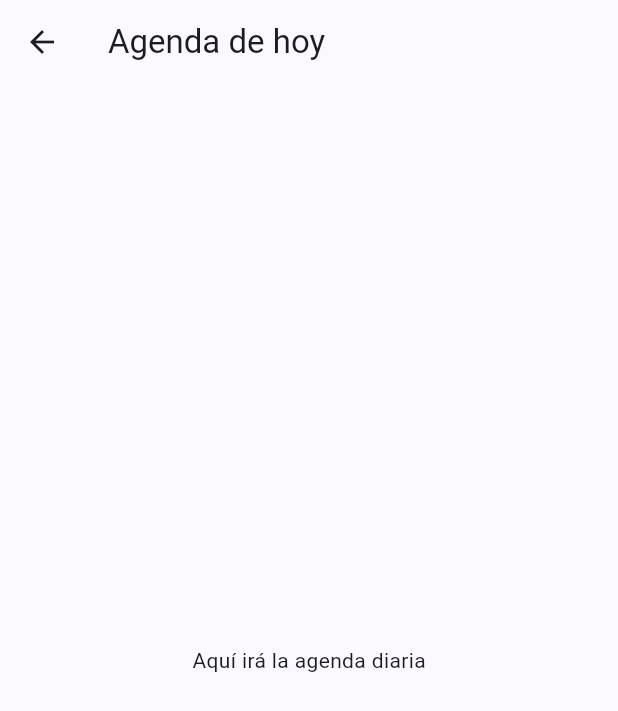
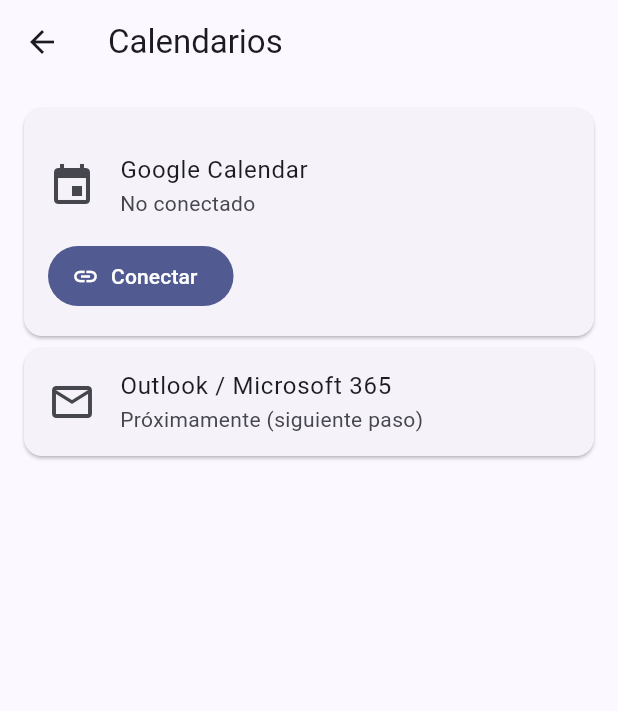
Before and after one commit to Gmoisesq26/agenda_de_voz, a Flutter app: the CalendariosScreen screen opened directly, on a phone screen of 412 x 824 dp. Shown: the top 711 px of the screen. Run offline on Flutter 3.47's test engine with Material 3 defaults, Android fonts, the phone set to English and light mode, and no system bars; our stand-ins replace flutter_tts, google_sign_in, shared_preferences; accounts and stored records are empty.

Commit message:
feat(Fase 4A): Google Calendar

```diff
--- a/lib/main.dart
+++ b/lib/main.dart
@@ -4,12 +4,14 @@ import 'package:intl/date_symbol_data_local.dart';
 import 'controllers/agenda_controller.dart';
 import 'widgets/home_shell.dart';
 import 'controllers/voz_controller.dart';
+import 'services/google_calendar_service.dart';
 
 Future<void> main() async {
   WidgetsFlutterBinding.ensureInitialized();
   await initializeDateFormatting('es_MX');
   await agenda.cargar();
   await voz.init();
+  await googleCalendar.restaurarSesion();
   runApp(const AgendaDeVozApp());
 }
 
--- a/lib/screens/actividades_screen.dart
+++ b/lib/screens/actividades_screen.dart
@@ -46,7 +46,9 @@ class ActividadesScreen extends StatelessWidget {
         final e = eventos[i];
         return Dismissible(
           key: ValueKey(e.id),
-          direction: DismissDirection.endToStart,
+          direction: e.origen == OrigenCalendario.local
+              ? DismissDirection.endToStart
+              : DismissDirection.none,
           background: Container(
             color: Colors.red,
             alignment: Alignment.centerRight,
--- a/lib/screens/calendarios_screen.dart
+++ b/lib/screens/calendarios_screen.dart
@@ -1,13 +1,123 @@
 import 'package:flutter/material.dart';
 
-class CalendariosScreen extends StatelessWidget {
+import '../controllers/agenda_controller.dart';
+import '../models/evento.dart';
+import '../services/google_calendar_service.dart';
+
+class CalendariosScreen extends StatefulWidget {
   const CalendariosScreen({super.key});
 
   @override
+  State<CalendariosScreen> createState() => _CalendariosScreenState();
+}
+
+class _CalendariosScreenState extends State<CalendariosScreen> {
+  bool _cargando = false;
+
+  void _mensaje(String texto) {
+    ScaffoldMessenger.of(context).showSnackBar(SnackBar(content: Text(texto)));
+  }
+
+  Future<void> _ejecutar(Future<void> Function() accion, String exito) async {
+    setState(() => _cargando = true);
+    try {
+      await accion();
+      if (mounted) _mensaje(exito);
+    } catch (e) {
+      if (mounted) _mensaje('Error: $e');
+    } finally {
+      if (mounted) setState(() => _cargando = false);
+    }
+  }
+
+  Future<void> _sincronizarGoogle() async {
+    final ahora = DateTime.now();
+    final inicio = DateTime(ahora.year, ahora.month, ahora.day);
+    final eventos = await googleCalendar.obtenerEventos(
+      inicio,
+      inicio.add(const Duration(days: 30)),
+    );
+    await agenda.reemplazarEventosDe(OrigenCalendario.google, eventos);
+  }
+
+  @override
   Widget build(BuildContext context) {
+    final conectado = googleCalendar.conectado;
+
     return Scaffold(
-      appBar: AppBar(title: const Text('Agenda de hoy')),
-      body: const Center(child: Text('Aquí irá la agenda diaria')),
+      appBar: AppBar(title: const Text('Calendarios')),
+      body: ListView(
+        padding: const EdgeInsets.all(12),
+        children: [
+          if (_cargando) const LinearProgressIndicator(),
+          Card(
+            child: Padding(
+              padding: const EdgeInsets.all(16),
+              child: Column(
+                crossAxisAlignment: CrossAxisAlignment.start,
+                children: [
+                  ListTile(
+                    contentPadding: EdgeInsets.zero,
+                    leading: const Icon(Icons.event, size: 32),
+                    title: const Text('Google Calendar'),
+                    subtitle: Text(
+                      conectado
+                          ? 'Conectado: ${googleCalendar.correo}'
+                          : 'No conectado',
+                    ),
+                  ),
+                  if (!conectado)
+                    FilledButton.icon(
+                      onPressed: _cargando
+                          ? null
+                          : () => _ejecutar(() async {
+                              await googleCalendar.conectar();
+                              await _sincronizarGoogle();
+                            }, 'Google Calendar conectado'),
+                      icon: const Icon(Icons.link),
+                      label: const Text('Conectar'),
+                    )
+                  else
+                    Row(
+                      children: [
+                        FilledButton.icon(
+                          onPressed: _cargando
+                              ? null
+                              : () => _ejecutar(
+                                  _sincronizarGoogle,
+                                  'Eventos actualizados',
+                                ),
+                          icon: const Icon(Icons.sync),
+                          label: const Text('Sincronizar'),
+                        ),
+                        const SizedBox(width: 8),
+                        OutlinedButton(
+                          onPressed: _cargando
+                              ? null
+                              : () => _ejecutar(() async {
+                                  await googleCalendar.desconectar();
+                                  await agenda.reemplazarEventosDe(
+                                    OrigenCalendario.google,
+                                    [],
+                                  );
+                                }, 'Cuenta desconectada'),
+                          child: const Text('Desconectar'),
+                        ),
+                      ],
+                    ),
+                ],
+              ),
+            ),
+          ),
+          const Card(
+            child: ListTile(
+              leading: Icon(Icons.mail_outline, size: 32),
+              title: Text('Outlook / Microsoft 365'),
+              subtitle: Text('Próximamente (siguiente paso)'),
+            ),
+          ),
+        ],
+      ),
     );
   }
 }
--- a/pubspec.yaml
+++ b/pubspec.yaml
@@ -38,6 +38,8 @@ dependencies:
   shared_preferences: ^2.5.6
   intl: ^0.20.3
   flutter_tts: ^4.2.5
+  google_sign_in: ^7.2.0
+  http: ^1.6.0
 
 dev_dependencies:
   flutter_test:
```
Also changed, not shown: lib/controllers/agenda_controller.dart (+22 -0 lines), lib/services/google_calendar_service.dart (added, +114 -0 lines), pubspec.lock, 2 other files.
